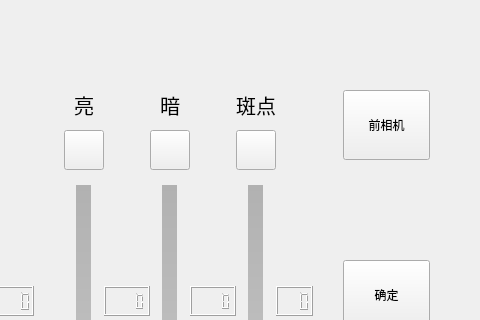
Before: the Qt Designer form forms/formaccuracyadjust.ui in zhoutl1106/pjt2, drawn with Qt 5; both pictures show x 544 to 1024 and y 0 to 320 of the 1024 by 520 pixel window.
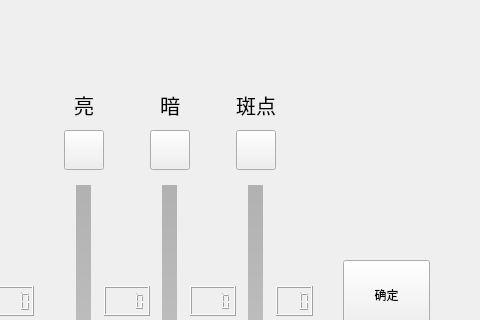
After: the same form once the commit is applied. Icons and pictures are not drawn.

Patch:
```diff
--- a/forms/formaccuracyadjust.ui
+++ b/forms/formaccuracyadjust.ui
@@ -1367,16 +1367,13 @@
       <number>100</number>
      </property>
      <item>
-      <widget class="QToolButton" name="toolButton_Camera">
+      <widget class="QWidget" name="widget" native="true">
        <property name="sizePolicy">
-        <sizepolicy hsizetype="Preferred" vsizetype="Preferred">
+        <sizepolicy hsizetype="Expanding" vsizetype="Preferred">
          <horstretch>0</horstretch>
          <verstretch>0</verstretch>
         </sizepolicy>
        </property>
-       <property name="text">
-        <string>前相机</string>
-       </property>
       </widget>
      </item>
      <item>
```
